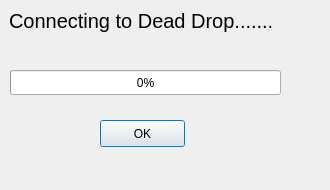
Before: the Qt Designer form Assignment2/C++/graphics/connecting.ui in faranahmad/COP290, drawn with Qt 5.
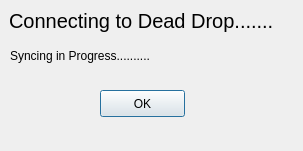
After: the same form once the commit is applied.

What changed in the file:
```diff
--- a/Assignment2/C++/graphics/connecting.ui
+++ b/Assignment2/C++/graphics/connecting.ui
@@ -6,8 +6,8 @@
    <rect>
     <x>0</x>
     <y>0</y>
-    <width>330</width>
-    <height>190</height>
+    <width>303</width>
+    <height>151</height>
    </rect>
   </property>
   <property name="sizePolicy">
@@ -19,22 +19,6 @@
   <property name="windowTitle">
    <string>Dialog</string>
   </property>
-  <widget class="QProgressBar" name="progressBar">
-   <property name="geometry">
-    <rect>
-     <x>10</x>
-     <y>70</y>
-     <width>271</width>
-     <height>25</height>
-    </rect>
-   </property>
-   <property name="value">
-    <number>0</number>
-   </property>
-   <property name="alignment">
-    <set>Qt::AlignCenter</set>
-   </property>
-  </widget>
   <widget class="QLabel" name="label">
    <property name="geometry">
     <rect>
@@ -63,7 +47,7 @@
    <property name="geometry">
     <rect>
      <x>100</x>
-     <y>120</y>
+     <y>90</y>
      <width>85</width>
      <height>27</height>
     </rect>
@@ -78,9 +62,19 @@
     <string>OK</string>
    </property>
   </widget>
-  <zorder>label</zorder>
-  <zorder>pushButton</zorder>
-  <zorder>progressBar</zorder>
+  <widget class="QLabel" name="label_2">
+   <property name="geometry">
+    <rect>
+     <x>10</x>
+     <y>40</y>
+     <width>261</width>
+     <height>31</height>
+    </rect>
+   </property>
+   <property name="text">
+    <string>Syncing in Progress..........</string>
+   </property>
+  </widget>
  </widget>
  <resources/>
  <connections/>
```
Left out of the diff: 2 changed lines with no effect on the pictures.
